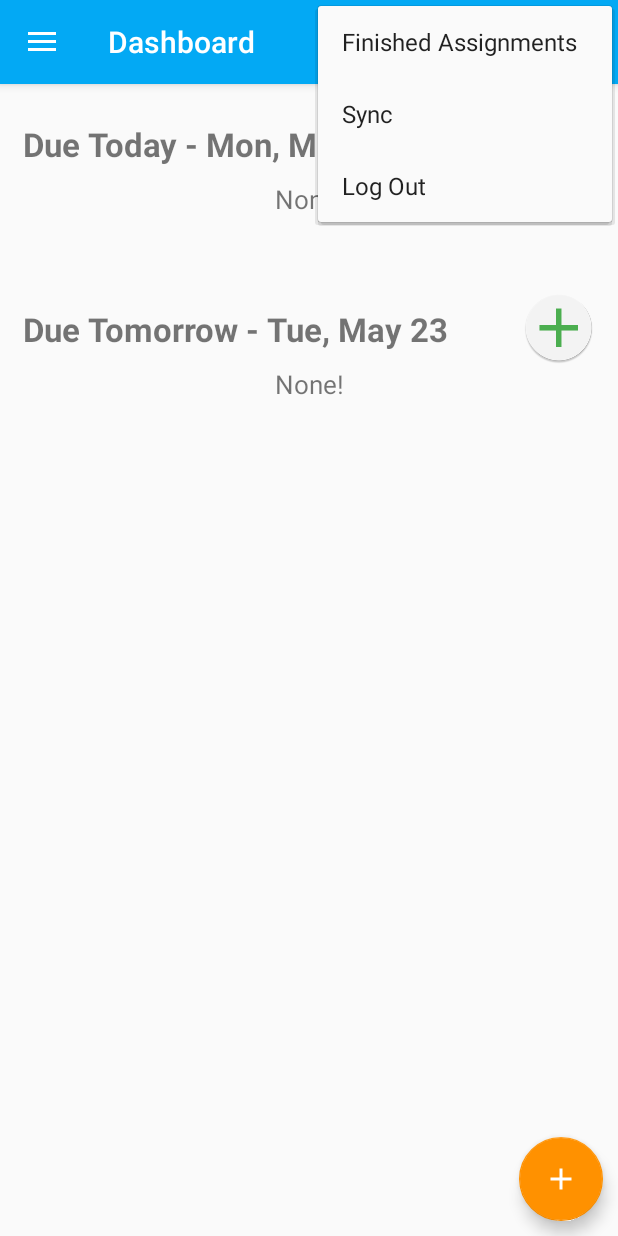
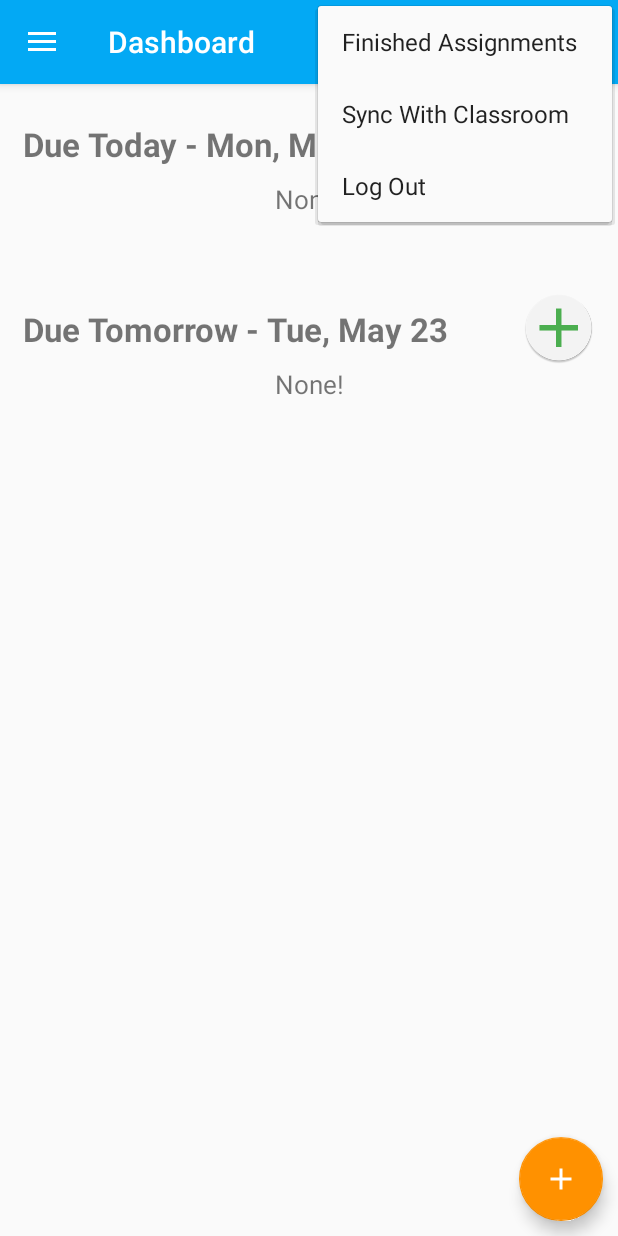
Before and after one commit to nickthegroot/UnityPlanner, an Android app: the screen it shows after launch once a user with an empty profile is signed in (Dashboard), with the options menu open, on a phone screen of 412 x 824 dp. Run offline under Robolectric (Android 15) with nearby library versions, the phone set to English and light mode, and no system bars; our stand-ins replace AdMob, Firebase (no records; nobody signed in at launch, a user with empty details on screens opened directly), Picasso; libraries missing offline, so code that uses them is left out: com.google.api.client, com.google.api.services, pub.devrel.easypermissions; pictures from the network do not load.

Commit message:
Bug fix where it would take two clicks to set date

```diff
--- a/app/build.gradle
+++ b/app/build.gradle
@@ -15,8 +15,8 @@ android {
         applicationId "com.nbdeg.unityplanner"
         minSdkVersion 19
         targetSdkVersion 25
-        versionCode 13
-        versionName "1.0.2-beta"
+        versionCode 14
+        versionName "1.0.3"
         testInstrumentationRunner "android.support.test.runner.AndroidJUnitRunner"
         multiDexEnabled true
     }
--- a/app/src/main/java/com/nbdeg/unityplanner/DashboardFragment.java
+++ b/app/src/main/java/com/nbdeg/unityplanner/DashboardFragment.java
@@ -75,7 +75,7 @@ public class DashboardFragment extends Fragment {
         final ArrayList<Assignment> todayAssignments = new ArrayList<>();
         final ArrayList<Assignment> tomorrowAssignments = new ArrayList<>();
 
-        Database.dueAssignmentDb.addListenerForSingleValueEvent(new ValueEventListener() {
+        Database.dueAssignmentDb.orderByChild("dueDate").addListenerForSingleValueEvent(new ValueEventListener() {
             @Override
             public void onDataChange(DataSnapshot dataSnapshot) {
                 for (DataSnapshot userSnapshot : dataSnapshot.getChildren()) {
--- a/app/src/main/res/drawable/ic_add_white.xml
+++ b/app/src/main/res/drawable/ic_add_white.xml
@@ -4,6 +4,6 @@
         android:viewportWidth="24.0"
         android:viewportHeight="24.0">
     <path
-        android:fillColor="@android:color/white"
+        android:fillColor="#FFFFFF"
         android:pathData="M19,13h-6v6h-2v-6H5v-2h6V5h2v6h6v2z"/>
 </vector>
--- a/app/src/main/res/drawable/ic_course.xml
+++ b/app/src/main/res/drawable/ic_course.xml
@@ -1,4 +1,4 @@
 <?xml version="1.0"?>
 <vector android:viewportHeight="24.0" android:viewportWidth="24.0" android:height="24dp" android:width="24dp" xmlns:android="http://schemas.android.com/apk/res/android">
-    <path android:pathData="M18,2H6c-1.1,0 -2,0.9 -2,2v16c0,1.1 0.9,2 2,2h12c1.1,0 2,-0.9 2,-2V4c0,-1.1 -0.9,-2 -2,-2zM6,4h5v8l-2.5,-1.5L6,12V4z" android:fillColor="@android:color/black"/>
+    <path android:pathData="M18,2H6c-1.1,0 -2,0.9 -2,2v16c0,1.1 0.9,2 2,2h12c1.1,0 2,-0.9 2,-2V4c0,-1.1 -0.9,-2 -2,-2zM6,4h5v8l-2.5,-1.5L6,12V4z" android:fillColor="#000000"/>
 </vector>
--- a/app/src/main/res/layout/activity_create_assignment.xml
+++ b/app/src/main/res/layout/activity_create_assignment.xml
@@ -36,15 +36,14 @@
 
     <android.support.design.widget.TextInputLayout
         android:layout_width="match_parent"
-        android:layout_height="62dp"
-        android:focusable="false">
+        android:layout_height="62dp">
 
         <EditText
             android:id="@+id/assignment_create_date"
             android:layout_width="match_parent"
             android:layout_height="wrap_content"
             android:hint="Date"
-            android:focusable="false"/>
+            android:inputType="none" />
     </android.support.design.widget.TextInputLayout>
 
     <android.support.design.widget.TextInputLayout
--- a/app/src/main/res/layout/activity_edit_assignment.xml
+++ b/app/src/main/res/layout/activity_edit_assignment.xml
@@ -43,15 +43,13 @@
 
         <android.support.design.widget.TextInputLayout
             android:layout_width="match_parent"
-            android:layout_height="62dp"
-            android:focusable="false">
+            android:layout_height="62dp">
 
             <EditText
                 android:id="@+id/assignment_edit_date"
                 android:layout_width="match_parent"
                 android:layout_height="wrap_content"
-                android:hint="@string/date"
-                android:focusable="false"/>
+                android:hint="@string/date" />
         </android.support.design.widget.TextInputLayout>
 
         <android.support.design.widget.TextInputLayout
--- a/app/src/main/res/layout/fragment_dashboard.xml
+++ b/app/src/main/res/layout/fragment_dashboard.xml
@@ -18,7 +18,9 @@
             android:textStyle="bold"
             android:textSize="22sp"
             android:paddingTop="10dp"
-            android:paddingBottom="10dp"/>
+            android:paddingBottom="10dp"
+            android:layout_alignParentTop="true"
+            android:layout_alignParentStart="true" />
 
         <ImageView
             android:id="@+id/dashboard_today_add"
@@ -37,6 +39,8 @@
         android:textSize="17sp"/>
 
     <ListView
+        android:divider="@null"
+        android:dividerHeight="10dp"
         android:visibility="gone"
         android:id="@+id/dashboard_today_list"
         android:layout_width="match_parent"
@@ -76,6 +80,8 @@
         android:textSize="17sp"/>
 
     <ListView
+        android:divider="@null"
+        android:dividerHeight="10dp"
         android:visibility="gone"
         android:id="@+id/dashboard_tomorrow_list"
         android:layout_width="match_parent"
--- a/app/src/main/res/values/strings.xml
+++ b/app/src/main/res/values/strings.xml
@@ -66,7 +66,6 @@
 
     <string name="shortcut_assignment_short_label">Create assignment</string>
     <string name="shortcut_course_short_label">Create course</string>
-    <string name="shortcut_sync_short_label">Sync</string>
 
     <string name="title_activity_create_assignment">Create an assignment</string>
     <string name="title_activity_create_course">Create a course</string>
@@ -90,5 +89,5 @@
     <string name="assignment_viewer_none">None</string>
     <string name="activity_course_add_time_title">Add times</string>
     <string name="finished_assignments">Finished Assignments</string>
-    <string name="dashboard_sync">Sync</string>
+    <string name="dashboard_sync">Sync With Classroom</string>
 </resources>
--- a/build.gradle
+++ b/build.gradle
@@ -5,7 +5,7 @@ buildscript {
         jcenter()
     }
     dependencies {
-        classpath 'com.android.tools.build:gradle:2.3.2'
+        classpath 'com.android.tools.build:gradle:3.0.0-alpha1'
 
         // NOTE: Do not place your application dependencies here; they belong
         // in the individual module build.gradle files
```
Also changed, not shown: app/src/main/java/com/nbdeg/unityplanner/Utils/EditTextDatePicker.java (+11 -9 lines), app/src/main/res/drawable-v21/ic_menu_camera.xml (deleted, +0 -12 lines), app/src/main/res/drawable-v21/ic_menu_gallery.xml (deleted, +0 -9 lines), app/src/main/res/drawable-v21/ic_menu_manage.xml (deleted, +0 -9 lines), app/src/main/res/drawable-v21/ic_menu_send.xml (deleted, +0 -9 lines), app/src/main/res/drawable-v21/ic_menu_slideshow.xml (deleted, +0 -9 lines), gradle/wrapper/gradle-wrapper.properties, 1 other file.
